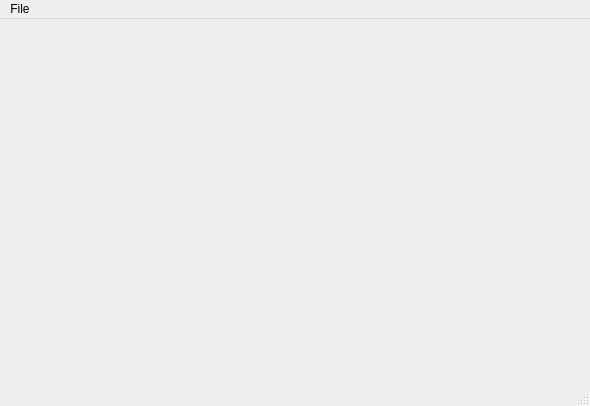
Old version of the form src/main_window.ui in the repository tineras/TinerasNES_Reworked.
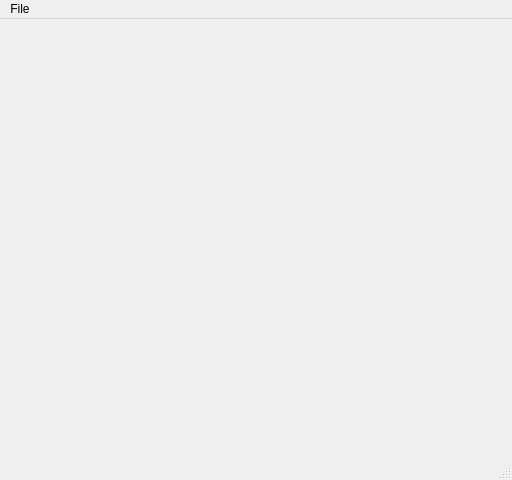
New version of the form.

What changed in the file:
```diff
--- a/src/main_window.ui
+++ b/src/main_window.ui
@@ -6,23 +6,33 @@
    <rect>
     <x>0</x>
     <y>0</y>
-    <width>590</width>
-    <height>406</height>
+    <width>512</width>
+    <height>480</height>
    </rect>
   </property>
+  <property name="minimumSize">
+   <size>
+    <width>256</width>
+    <height>240</height>
+   </size>
+  </property>
   <property name="windowTitle">
    <string>TinerasNES</string>
   </property>
   <widget class="QWidget" name="centralWidget">
    <layout class="QGridLayout" name="gridLayout"/>
   </widget>
-  <widget class="QStatusBar" name="statusBar"/>
+  <widget class="QStatusBar" name="statusBar">
+   <property name="enabled">
+    <bool>true</bool>
+   </property>
+  </widget>
   <widget class="QMenuBar" name="menuBar">
    <property name="geometry">
     <rect>
      <x>0</x>
      <y>0</y>
-     <width>590</width>
+     <width>512</width>
      <height>21</height>
     </rect>
    </property>
```
